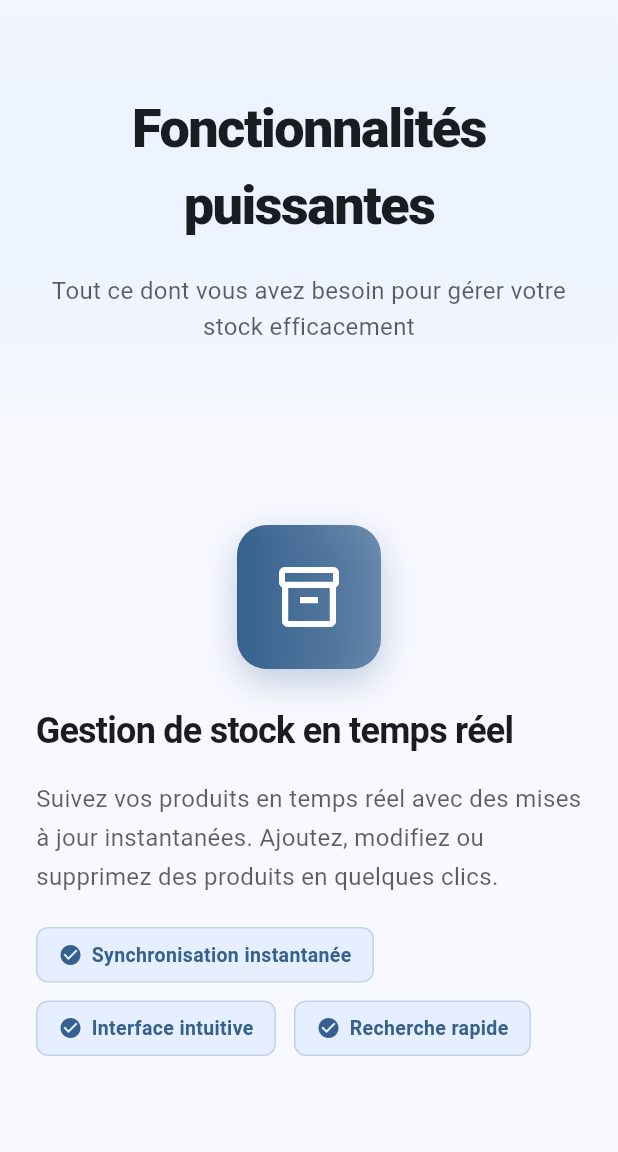
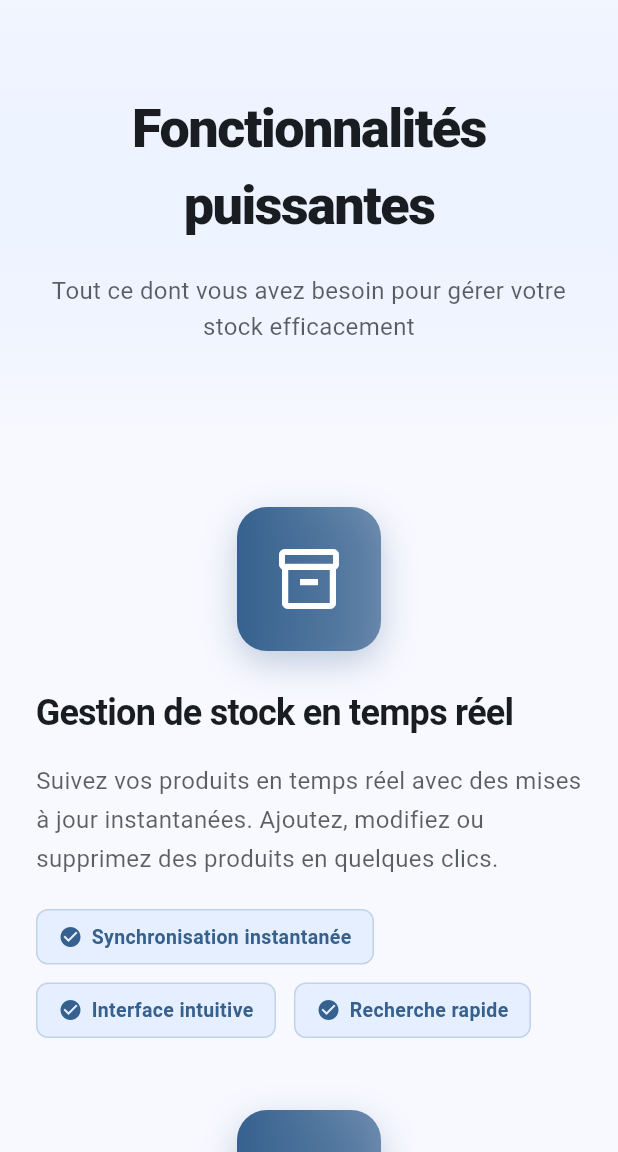
Before and after one commit to TarekMokadem/iManagement, a Flutter app: the FeaturesScreen screen opened by its route, on a phone screen of 412 x 824 dp, the part 84-1236 px from its top. Run offline on Flutter 3.47's test engine with Material 3 defaults, Android fonts, the phone set to English and light mode, and no system bars; our stand-ins replace cloud_firestore, firebase_auth, firebase_core, fl_chart, shared_preferences; missing offline and left inert: dart:html, mobile_scanner, syncfusion_flutter_xlsio; accounts and stored records are empty.

Commit message:
chore(landing): marges ergonomiques pour la section FonctionnalitÃ©s puissantes
- Contenu centrÃ© dans une ConstrainedBox (maxWidth 1100px)
- Padding horizontal/vertical adouci (desktop et mobile)
- Espacement vertical entre blocs rÃ©duit
- Espace latÃ©ral entre icÃ´ne et texte rÃ©duit (60 -> 40) pour un layout plus compact et Ã©quilibrÃ©

```diff
--- a/lib/screens/landing/features_screen.dart
+++ b/lib/screens/landing/features_screen.dart
@@ -161,9 +161,12 @@ class _FeaturesScreenState extends State<FeaturesScreen>
 
     return Container(
       padding: EdgeInsets.symmetric(
-        horizontal: isMobile ? 24 : 64,
-        vertical: isMobile ? 60 : 100,
+        horizontal: isMobile ? 24 : 72,
+        vertical: isMobile ? 48 : 80,
       ),
+      child: Center(
+        child: ConstrainedBox(
+          constraints: const BoxConstraints(maxWidth: 1100),
           child: Column(
             children: features.asMap().entries.map((entry) {
               final index = entry.key;
@@ -171,7 +174,7 @@ class _FeaturesScreenState extends State<FeaturesScreen>
               final isReversed = index.isOdd && !isMobile;
 
               return Padding(
-            padding: const EdgeInsets.only(bottom: 80),
+                padding: EdgeInsets.only(bottom: isMobile ? 48 : 64),
                 child: _buildFeatureRow(
                   colorScheme,
                   isMobile,
@@ -183,6 +186,8 @@ class _FeaturesScreenState extends State<FeaturesScreen>
                 ),
               );
             }).toList(),
+          ),
+        ),
       ),
     );
   }
@@ -286,8 +291,8 @@ class _FeaturesScreenState extends State<FeaturesScreen>
     }
 
     final children = isReversed
-        ? [contentWidget, const SizedBox(width: 60), iconWidget]
-        : [iconWidget, const SizedBox(width: 60), contentWidget];
+        ? [contentWidget, const SizedBox(width: 40), iconWidget]
+        : [iconWidget, const SizedBox(width: 40), contentWidget];
 
     return Row(
       crossAxisAlignment: CrossAxisAlignment.start,
```
Lines whose indentation alone changed are shown as unchanged.
